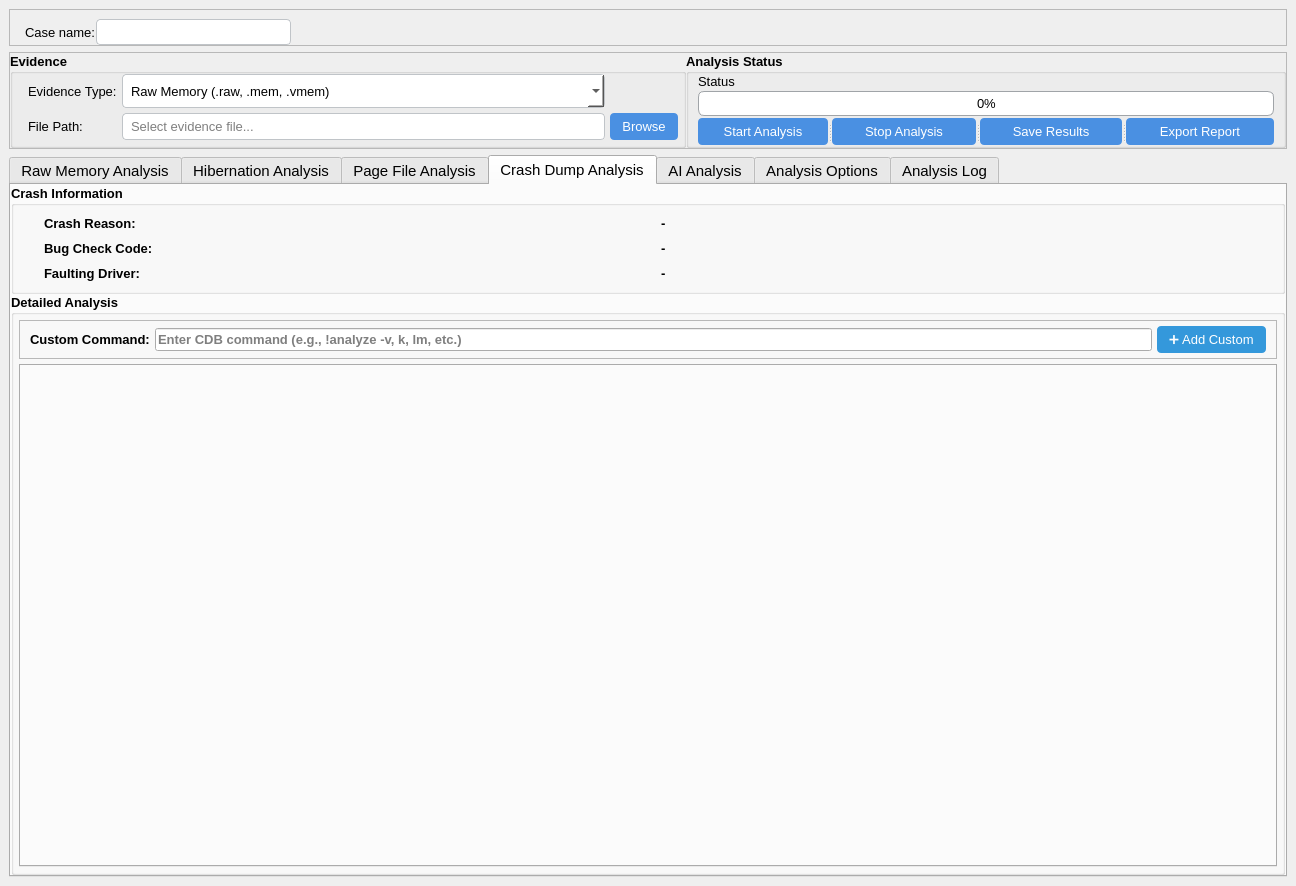
The window that ui/pages/analysis_ui/memory_analysis.ui (Tlinhk/Windows_forensic) describes before a commit, drawn with Qt 5.
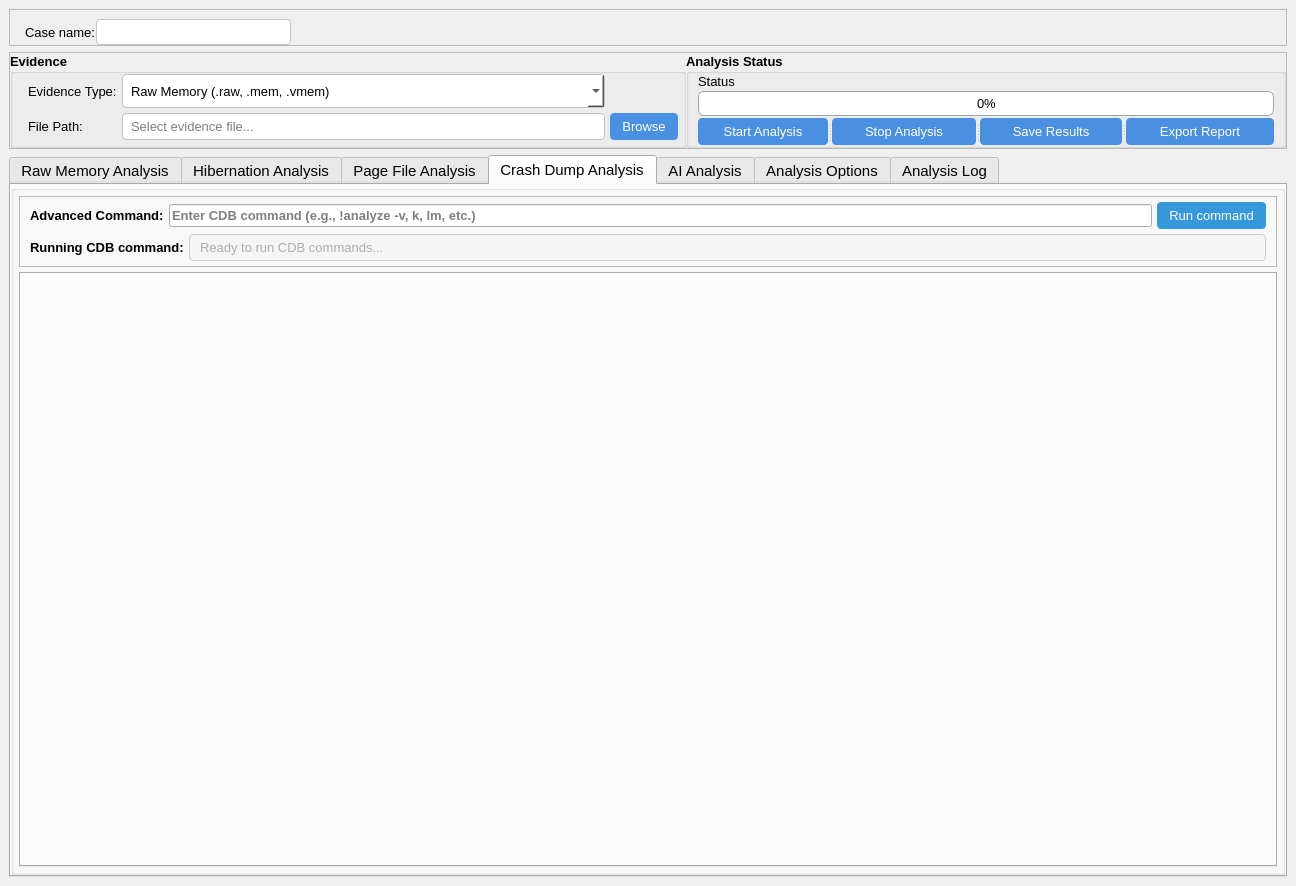
The same window after the commit. The open tabs and pages were chosen to show the change. Icons and pictures are not drawn.

Commit message: finish crash dump analysis

Diff of the .ui file:
```diff
--- a/ui/pages/analysis_ui/memory_analysis.ui
+++ b/ui/pages/analysis_ui/memory_analysis.ui
@@ -1634,103 +1634,6 @@
         <property name="bottomMargin">
          <number>0</number>
         </property>
-        <item>
-         <widget class="QGroupBox" name="crashInfoGroup">
-          <property name="maximumSize">
-           <size>
-            <width>16777215</width>
-            <height>150</height>
-           </size>
-          </property>
-          <property name="font">
-           <font>
-            <pointsize>10</pointsize>
-            <weight>75</weight>
-            <bold>true</bold>
-           </font>
-          </property>
-          <property name="title">
-           <string>Crash Information</string>
-          </property>
-          <layout class="QGridLayout" name="crashInfoLayout">
-           <property name="leftMargin">
-            <number>30</number>
-           </property>
-           <property name="topMargin">
-            <number>10</number>
-           </property>
-           <property name="rightMargin">
-            <number>5</number>
-           </property>
-           <property name="bottomMargin">
-            <number>10</number>
-           </property>
-           <property name="horizontalSpacing">
-            <number>0</number>
-           </property>
-           <property name="verticalSpacing">
-            <number>10</number>
-           </property>
-           <item row="0" column="0">
-            <widget class="QLabel" name="crashReasonLabel">
-             <property name="font">
-              <font>
-               <pointsize>10</pointsize>
-              </font>
-             </property>
-             <property name="text">
-              <string>Crash Reason:</string>
-             </property>
-            </widget>
-           </item>
-           <item row="0" column="1">
-            <widget class="QLabel" name="crashReasonValue">
-             <property name="text">
-              <string>-</string>
-             </property>
-            </widget>
-           </item>
-           <item row="1" column="0">
-            <widget class="QLabel" name="bugCheckLabel">
-             <property name="font">
-              <font>
-               <pointsize>10</pointsize>
-              </font>
-             </property>
-             <property name="text">
-              <string>Bug Check Code:</string>
-             </property>
-            </widget>
-           </item>
-           <item row="2" column="1">
-            <widget class="QLabel" name="faultingDriverValue">
-             <property name="text">
-              <string>-</string>
-             </property>
-            </widget>
-           </item>
-           <item row="2" column="0">
-            <widget class="QLabel" name="faultingDriverLabel">
-             <property name="font">
-              <font>
-               <pointsize>10</pointsize>
-              </font>
-             </property>
-             <property name="text">
-              <string>Faulting Driver:</string>
-             </property>
-            </widget>
-           </item>
-           <item row="1" column="1">
-            <widget class="QLabel" name="bugCheckValue">
-             <property name="text">
-              <string>-</string>
-             </property>
-            </widget>
-           </item>
-          </layout>
-         </widget>
-        </item>
         <item>
          <widget class="QGroupBox" name="crashAnalysisGroup">
           <property name="font">
@@ -1741,7 +1644,7 @@
            </font>
           </property>
           <property name="title">
-           <string>Detailed Analysis</string>
+           <string/>
           </property>
           <layout class="QVBoxLayout" name="crashAnalysisLayout">
            <property name="spacing">
@@ -1764,7 +1667,7 @@
              <property name="maximumSize">
               <size>
                <width>16777215</width>
-               <height>80</height>
+               <height>100</height>
               </size>
              </property>
              <property name="font">
@@ -1807,7 +1710,7 @@
                    </font>
                   </property>
                   <property name="text">
-                   <string>Custom Command:</string>
+                   <string>Advanced Command:</string>
                   </property>
                  </widget>
                 </item>
@@ -1843,7 +1746,48 @@
 }</string>
                   </property>
                   <property name="text">
-                   <string>➕ Add Custom</string>
+                   <string>Run command</string>
+                  </property>
+                 </widget>
+                </item>
+               </layout>
+              </item>
+              <item>
+               <layout class="QHBoxLayout" name="runningCommandLayout">
+                <item>
+                 <widget class="QLabel" name="runningCommandLabel">
+                  <property name="font">
+                   <font>
+                    <pointsize>10</pointsize>
+                   </font>
+                  </property>
+                  <property name="text">
+                   <string>Running CDB command:</string>
+                  </property>
+                 </widget>
+                </item>
+                <item>
+                 <widget class="QLineEdit" name="runningCommandEdit">
+                  <property name="enabled">
+                   <bool>false</bool>
+                  </property>
+                  <property name="font">
+                   <font>
+                    <pointsize>10</pointsize>
+                   </font>
+                  </property>
+                  <property name="styleSheet">
+                   <string notr="true">QLineEdit:disabled {
+    background-color: #f5f5f5;
+    color: #666666;
+    border: 1px solid #cccccc;
+    border-radius: 4px;
+    padding: 4px 8px;
+    font-family: 'Consolas', 'Monaco', monospace;
+}</string>
+                  </property>
+                  <property name="placeholderText">
+                   <string>Ready to run CDB commands...</string>
                   </property>
                  </widget>
                 </item>
@@ -1856,7 +1800,7 @@
             <widget class="QTabWidget" name="crashAnalysisTabWidget">
              <property name="font">
               <font>
-               <pointsize>10</pointsize>
+               <pointsize>12</pointsize>
               </font>
              </property>
              <property name="currentIndex">
```
Left out of the diff: 2 changed lines with no effect on the pictures. The commit also changes 2 other files.
